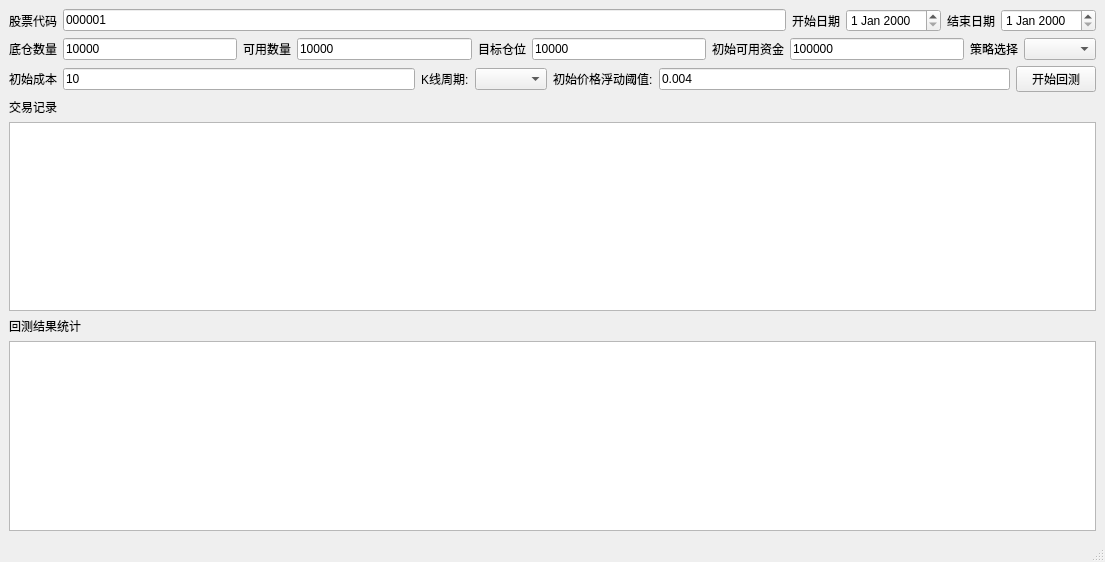
The window that backtest_ui.ui (mayicome/yuejiaoshourinei) describes before a commit, drawn with Qt 5.
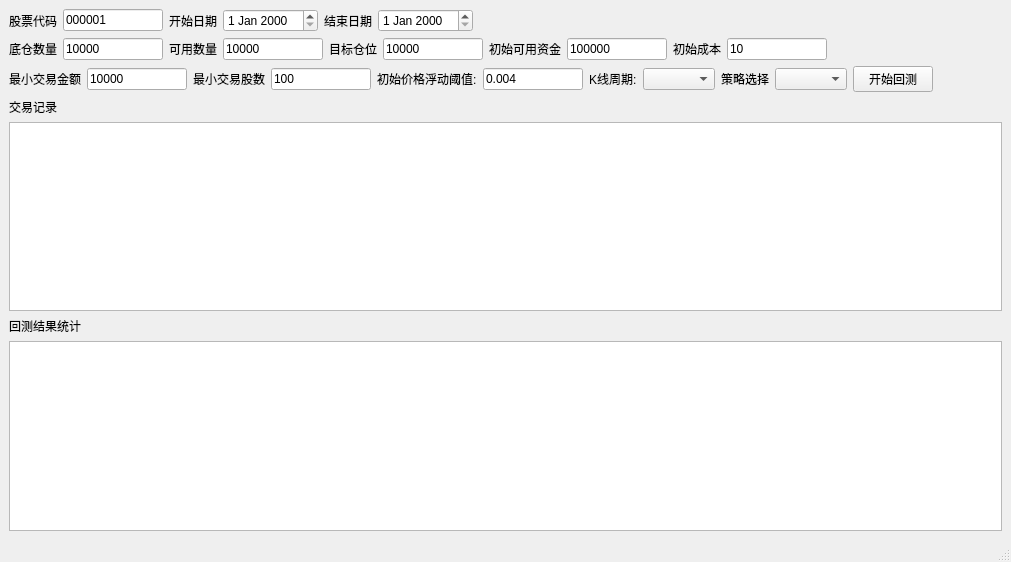
The same window after the commit.

```diff
--- a/backtest_ui.ui
+++ b/backtest_ui.ui
@@ -6,7 +6,7 @@
    <rect>
     <x>0</x>
     <y>0</y>
-    <width>1105</width>
+    <width>1011</width>
     <height>562</height>
    </rect>
   </property>
@@ -28,6 +28,12 @@
         </item>
         <item>
          <widget class="QLineEdit" name="lineEdit">
+          <property name="maximumSize">
+           <size>
+            <width>100</width>
+            <height>16777215</height>
+           </size>
+          </property>
           <property name="text">
            <string>000001</string>
           </property>
@@ -35,23 +41,62 @@
         </item>
         <item>
          <widget class="QLabel" name="label_2">
+          <property name="maximumSize">
+           <size>
+            <width>50</width>
+            <height>16777215</height>
+           </size>
+          </property>
           <property name="text">
            <string>开始日期</string>
           </property>
          </widget>
         </item>
         <item>
-         <widget class="QDateEdit" name="dateEdit"/>
+         <widget class="QDateEdit" name="dateEdit">
+          <property name="maximumSize">
+           <size>
+            <width>100</width>
+            <height>16777215</height>
+           </size>
+          </property>
+         </widget>
         </item>
         <item>
          <widget class="QLabel" name="label_3">
+          <property name="maximumSize">
+           <size>
+            <width>50</width>
+            <height>16777215</height>
+           </size>
+          </property>
           <property name="text">
            <string>结束日期</string>
           </property>
          </widget>
         </item>
         <item>
-         <widget class="QDateEdit" name="dateEdit_2"/>
+         <widget class="QDateEdit" name="dateEdit_2">
+          <property name="maximumSize">
+           <size>
+            <width>100</width>
+            <height>16777215</height>
+           </size>
+          </property>
+         </widget>
+        </item>
+        <item>
+         <spacer name="horizontalSpacer">
+          <property name="orientation">
+           <enum>Qt::Horizontal</enum>
+          </property>
+          <property name="sizeHint" stdset="0">
+           <size>
+            <width>40</width>
+            <height>20</height>
+           </size>
+          </property>
+         </spacer>
         </item>
        </layout>
       </item>
@@ -66,6 +111,12 @@
         </item>
         <item>
          <widget class="QLineEdit" name="lineEdit_2">
+          <property name="maximumSize">
+           <size>
+            <width>100</width>
+            <height>16777215</height>
+           </size>
+          </property>
           <property name="text">
            <string>10000</string>
           </property>
@@ -73,6 +124,12 @@
         </item>
         <item>
          <widget class="QLabel" name="label_13">
+          <property name="maximumSize">
+           <size>
+            <width>50</width>
+            <height>16777215</height>
+           </size>
+          </property>
           <property name="text">
            <string>可用数量</string>
           </property>
@@ -80,6 +137,12 @@
         </item>
         <item>
          <widget class="QLineEdit" name="lineEdit_7">
+          <property name="maximumSize">
+           <size>
+            <width>100</width>
+            <height>16777215</height>
+           </size>
+          </property>
           <property name="text">
            <string>10000</string>
           </property>
@@ -87,6 +150,12 @@
         </item>
         <item>
          <widget class="QLabel" name="label_12">
+          <property name="maximumSize">
+           <size>
+            <width>50</width>
+            <height>16777215</height>
+           </size>
+          </property>
           <property name="text">
            <string>目标仓位</string>
           </property>
@@ -94,6 +163,12 @@
         </item>
         <item>
          <widget class="QLineEdit" name="lineEdit_6">
+          <property name="maximumSize">
+           <size>
+            <width>100</width>
+            <height>16777215</height>
+           </size>
+          </property>
           <property name="text">
            <string>10000</string>
           </property>
@@ -101,6 +176,12 @@
         </item>
         <item>
          <widget class="QLabel" name="label_8">
+          <property name="maximumSize">
+           <size>
+            <width>80</width>
+            <height>16777215</height>
+           </size>
+          </property>
           <property name="text">
            <string>初始可用资金</string>
           </property>
@@ -108,27 +189,25 @@
         </item>
         <item>
          <widget class="QLineEdit" name="lineEdit_3">
+          <property name="maximumSize">
+           <size>
+            <width>100</width>
+            <height>16777215</height>
+           </size>
+          </property>
           <property name="text">
            <string>100000</string>
           </property>
          </widget>
         </item>
         <item>
-         <widget class="QLabel" name="label_6">
-          <property name="text">
-           <string>策略选择</string>
-          </property>
-         </widget>
-        </item>
-        <item>
-         <widget class="QComboBox" name="comboBox"/>
-        </item>
-       </layout>
-      </item>
-      <item>
-       <layout class="QHBoxLayout" name="horizontalLayout_3">
-        <item>
          <widget class="QLabel" name="label_9">
+          <property name="maximumSize">
+           <size>
+            <width>50</width>
+            <height>16777215</height>
+           </size>
+          </property>
           <property name="text">
            <string>初始成本</string>
           </property>
@@ -136,20 +215,85 @@
         </item>
         <item>
          <widget class="QLineEdit" name="lineEdit_4">
+          <property name="maximumSize">
+           <size>
+            <width>100</width>
+            <height>16777215</height>
+           </size>
+          </property>
           <property name="text">
            <string>10</string>
           </property>
          </widget>
         </item>
         <item>
-         <widget class="QLabel" name="label_10">
+         <spacer name="horizontalSpacer_2">
+          <property name="orientation">
+           <enum>Qt::Horizontal</enum>
+          </property>
+          <property name="sizeHint" stdset="0">
+           <size>
+            <width>40</width>
+            <height>20</height>
+           </size>
+          </property>
+         </spacer>
+        </item>
+       </layout>
+      </item>
+      <item>
+       <layout class="QHBoxLayout" name="horizontalLayout_3">
+        <item>
+         <widget class="QLabel" name="label_14">
+          <property name="maximumSize">
+           <size>
+            <width>80</width>
+            <height>16777215</height>
+           </size>
+          </property>
           <property name="text">
-           <string>K线周期:</string>
+           <string>最小交易金额</string>
           </property>
          </widget>
         </item>
         <item>
-         <widget class="QComboBox" name="comboBox_2"/>
+         <widget class="QLineEdit" name="lineEdit_8">
+          <property name="maximumSize">
+           <size>
+            <width>100</width>
+            <height>16777215</height>
+           </size>
+          </property>
+          <property name="text">
+           <string>10000</string>
+          </property>
+         </widget>
+        </item>
+        <item>
+         <widget class="QLabel" name="label_15">
+          <property name="maximumSize">
+           <size>
+            <width>80</width>
+            <height>16777215</height>
+           </size>
+          </property>
+          <property name="text">
+           <string>最小交易股数</string>
+          </property>
+         </widget>
+        </item>
+        <item>
+         <widget class="QLineEdit" name="lineEdit_9">
+          <property name="maximumSize">
+           <size>
+            <width>100</width>
+            <height>16777215</height>
+           </size>
+          </property>
+          <property name="text">
+           <string>100</string>
+          </property>
+         </widget>
         </item>
         <item>
          <widget class="QLabel" name="label_11">
@@ -160,11 +304,37 @@
         </item>
         <item>
          <widget class="QLineEdit" name="lineEdit_5">
+          <property name="maximumSize">
+           <size>
+            <width>100</width>
+            <height>16777215</height>
+           </size>
+          </property>
           <property name="text">
            <string>0.004</string>
           </property>
          </widget>
         </item>
+        <item>
+         <widget class="QLabel" name="label_10">
+          <property name="text">
+           <string>K线周期:</string>
+          </property>
+         </widget>
+        </item>
+        <item>
+         <widget class="QComboBox" name="comboBox_2"/>
+        </item>
+        <item>
+         <widget class="QLabel" name="label_6">
+          <property name="text">
+           <string>策略选择</string>
+          </property>
+         </widget>
+        </item>
+        <item>
+         <widget class="QComboBox" name="comboBox"/>
+        </item>
         <item>
          <widget class="QPushButton" name="pushButton">
           <property name="text">
@@ -172,6 +342,19 @@
           </property>
          </widget>
         </item>
+        <item>
+         <spacer name="horizontalSpacer_3">
+          <property name="orientation">
+           <enum>Qt::Horizontal</enum>
+          </property>
+          <property name="sizeHint" stdset="0">
+           <size>
+            <width>40</width>
+            <height>20</height>
+           </size>
+          </property>
+         </spacer>
+        </item>
        </layout>
       </item>
       <item>
```
Left out of the diff: 12 changed lines with no effect on the pictures.
